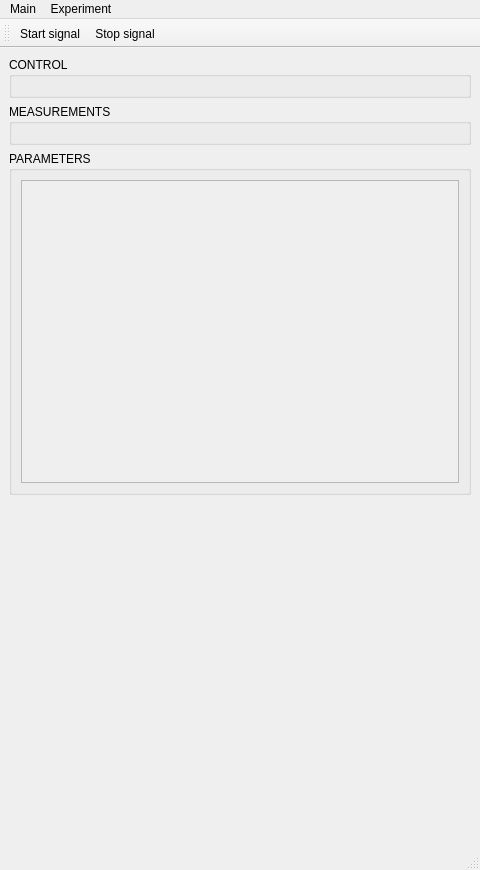
Old version of the form software/mainwindow.ui in the repository gergler/synchronization-block-software.
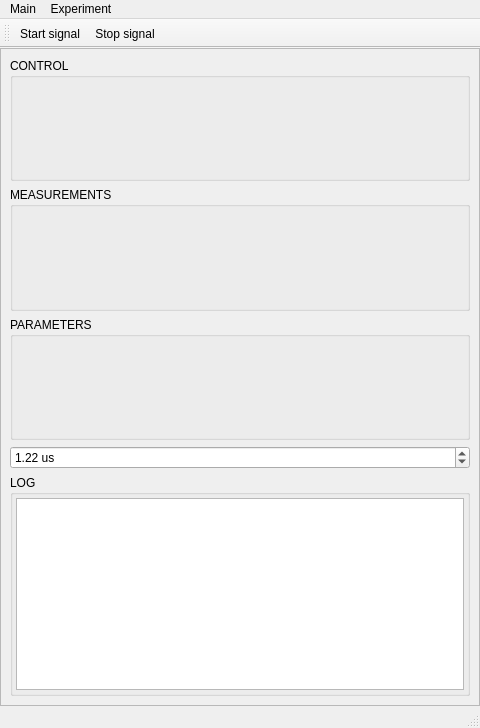
New version of the form. Icons and pictures are not drawn.

```diff
--- a/software/mainwindow.ui
+++ b/software/mainwindow.ui
@@ -10,7 +10,7 @@
     <x>0</x>
     <y>0</y>
     <width>480</width>
-    <height>870</height>
+    <height>728</height>
    </rect>
   </property>
   <property name="minimumSize">
@@ -32,13 +32,64 @@
    <string>MainWindow</string>
   </property>
   <widget class="QWidget" name="centralwidget">
-   <layout class="QVBoxLayout" name="verticalLayout">
+   <layout class="QHBoxLayout" name="horizontalLayout">
+    <property name="spacing">
+     <number>0</number>
+    </property>
+    <property name="leftMargin">
+     <number>0</number>
+    </property>
+    <property name="topMargin">
+     <number>0</number>
+    </property>
+    <property name="rightMargin">
+     <number>0</number>
+    </property>
+    <property name="bottomMargin">
+     <number>0</number>
+    </property>
+    <item>
+     <widget class="QScrollArea" name="scrollArea">
+      <property name="widgetResizable">
+       <bool>true</bool>
+      </property>
+      <widget class="QWidget" name="scrollAreaWidgetContents">
+       <property name="geometry">
+        <rect>
+         <x>0</x>
+         <y>0</y>
+         <width>478</width>
+         <height>643</height>
+        </rect>
+       </property>
+       <layout class="QVBoxLayout" name="verticalLayout_5">
     <item>
      <widget class="QGroupBox" name="groupBox">
+          <property name="sizePolicy">
+           <sizepolicy hsizetype="Preferred" vsizetype="MinimumExpanding">
+            <horstretch>0</horstretch>
+            <verstretch>0</verstretch>
+           </sizepolicy>
+          </property>
       <property name="title">
        <string>CONTROL</string>
       </property>
       <layout class="QVBoxLayout" name="verticalLayout_2">
+           <property name="spacing">
+            <number>3</number>
+           </property>
+           <property name="leftMargin">
+            <number>3</number>
+           </property>
+           <property name="topMargin">
+            <number>3</number>
+           </property>
+           <property name="rightMargin">
+            <number>3</number>
+           </property>
+           <property name="bottomMargin">
+            <number>3</number>
+           </property>
        <item>
         <layout class="QGridLayout" name="gridLayout">
          <property name="sizeConstraint">
@@ -51,10 +102,31 @@
     </item>
     <item>
      <widget class="QGroupBox" name="groupBox_2">
+          <property name="sizePolicy">
+           <sizepolicy hsizetype="Preferred" vsizetype="MinimumExpanding">
+            <horstretch>0</horstretch>
+            <verstretch>0</verstretch>
+           </sizepolicy>
+          </property>
       <property name="title">
        <string>MEASUREMENTS</string>
       </property>
       <layout class="QVBoxLayout" name="verticalLayout_3">
+           <property name="spacing">
+            <number>3</number>
+           </property>
+           <property name="leftMargin">
+            <number>3</number>
+           </property>
+           <property name="topMargin">
+            <number>3</number>
+           </property>
+           <property name="rightMargin">
+            <number>3</number>
+           </property>
+           <property name="bottomMargin">
+            <number>3</number>
+           </property>
        <item>
         <layout class="QGridLayout" name="gridLayout_reg">
          <property name="sizeConstraint">
@@ -67,42 +139,110 @@
     </item>
     <item>
      <widget class="QGroupBox" name="groupBox_3">
+          <property name="sizePolicy">
+           <sizepolicy hsizetype="Preferred" vsizetype="MinimumExpanding">
+            <horstretch>0</horstretch>
+            <verstretch>0</verstretch>
+           </sizepolicy>
+          </property>
       <property name="title">
        <string>PARAMETERS</string>
       </property>
       <layout class="QVBoxLayout" name="verticalLayout_4">
-       <item>
-        <widget class="QScrollArea" name="scroll_parameters">
-         <property name="widgetResizable">
-          <bool>true</bool>
-         </property>
-         <widget class="QWidget" name="widget_parameters">
-          <property name="geometry">
-           <rect>
-            <x>0</x>
-            <y>0</y>
-            <width>436</width>
-            <height>284</height>
-           </rect>
-          </property>
-         </widget>
-        </widget>
+           <property name="spacing">
+            <number>3</number>
+           </property>
+           <property name="leftMargin">
+            <number>3</number>
+           </property>
+           <property name="topMargin">
+            <number>3</number>
+           </property>
+           <property name="rightMargin">
+            <number>3</number>
+           </property>
+           <property name="bottomMargin">
+            <number>3</number>
+           </property>
+           <item>
+            <layout class="QGridLayout" name="gridLayout_parameters">
+             <property name="spacing">
+              <number>3</number>
+             </property>
+            </layout>
        </item>
       </layout>
      </widget>
     </item>
     <item>
-     <spacer name="verticalSpacer">
-      <property name="orientation">
-       <enum>Qt::Vertical</enum>
-      </property>
-      <property name="sizeHint" stdset="0">
+         <widget class="QDoubleSpinBox" name="doubleSpinBox">
+          <property name="suffix">
+           <string> us</string>
+          </property>
+          <property name="maximum">
+           <double>1000000000000000.000000000000000</double>
+          </property>
+          <property name="value">
+           <double>1.220000000000000</double>
+          </property>
+         </widget>
+        </item>
+        <item>
+         <widget class="QGroupBox" name="groupBox_log">
+          <property name="sizePolicy">
+           <sizepolicy hsizetype="Preferred" vsizetype="MinimumExpanding">
+            <horstretch>0</horstretch>
+            <verstretch>0</verstretch>
+           </sizepolicy>
+          </property>
+          <property name="title">
+           <string>LOG</string>
+          </property>
+          <property name="checked">
+           <bool>false</bool>
+          </property>
+          <layout class="QVBoxLayout" name="verticalLayout" stretch="0">
+           <property name="spacing">
+            <number>3</number>
+           </property>
+           <property name="leftMargin">
+            <number>3</number>
+           </property>
+           <property name="topMargin">
+            <number>3</number>
+           </property>
+           <property name="rightMargin">
+            <number>3</number>
+           </property>
+           <property name="bottomMargin">
+            <number>3</number>
+           </property>
+           <item>
+            <layout class="QGridLayout" name="gridLayout_2">
+             <item row="0" column="0">
+              <widget class="QTextBrowser" name="textBrowser">
+               <property name="sizePolicy">
+                <sizepolicy hsizetype="Expanding" vsizetype="MinimumExpanding">
+                 <horstretch>0</horstretch>
+                 <verstretch>0</verstretch>
+                </sizepolicy>
+               </property>
+               <property name="minimumSize">
        <size>
-        <width>20</width>
-        <height>40</height>
-       </size>
-      </property>
-     </spacer>
+                 <width>446</width>
+                 <height>192</height>
+                </size>
+               </property>
+              </widget>
+             </item>
+            </layout>
+           </item>
+          </layout>
+         </widget>
+        </item>
+       </layout>
+      </widget>
+     </widget>
     </item>
    </layout>
   </widget>
```
Left out of the diff: 6 changed lines with no effect on the pictures. Lines whose indentation alone changed are shown as unchanged.
